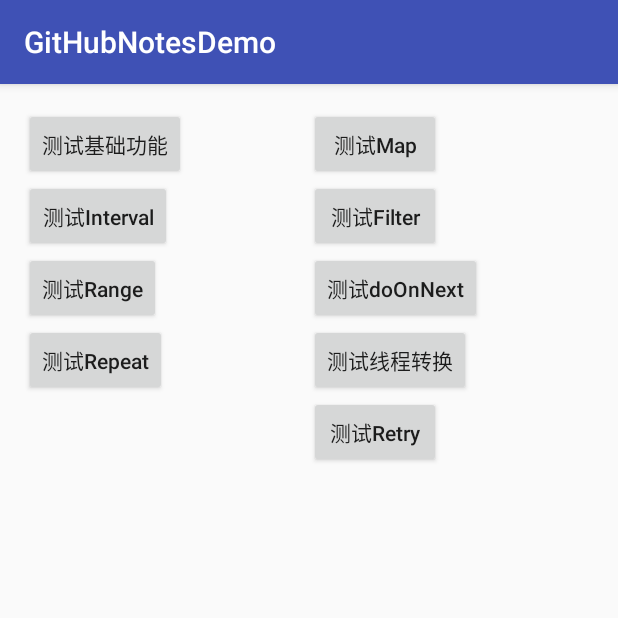
After one commit to JiaYang627/GitHubNotesDemo, an Android app: the RxJavaActivity screen opened directly, with no data from a screen before it, on a phone screen of 412 x 824 dp, the top half of it. The commit adds this screen. Run offline under Robolectric (Android 15) with nearby library versions, the phone set to English and light mode, and no system bars; libraries missing offline, so code that uses them is left out: rx.android.schedulers, rx.functions, rx.schedulers.

Commit message:
Write RxJava

```diff
--- a/app/build.gradle
+++ b/app/build.gradle
@@ -28,4 +28,7 @@ dependencies {
     compile 'com.android.support:appcompat-v7:25.3.1'
     testCompile 'junit:junit:4.12'
     compile 'com.android.support:cardview-v7:25.3.1'
+
+    compile 'io.reactivex:rxjava:1.2.0'
+    compile 'io.reactivex:rxandroid:1.2.1'
 }
--- a/app/src/main/AndroidManifest.xml
+++ b/app/src/main/AndroidManifest.xml
@@ -30,6 +30,10 @@
         <activity
             android:name=".Notification.NotificationActivity"
             android:screenOrientation="portrait"/>
+
+        <activity
+            android:name=".RxJava.RxJavaActivity"
+            android:screenOrientation="portrait"/>
     </application>
 
 </manifest>
--- a/app/src/main/java/com/jiayang/githubnotesdemo/MainActivity.java
+++ b/app/src/main/java/com/jiayang/githubnotesdemo/MainActivity.java
@@ -10,6 +10,7 @@ import com.jiayang.commonlibs.commonListAdapter.BaseAdapterHelper;
 import com.jiayang.commonlibs.commonListAdapter.QuickAdapter;
 import com.jiayang.githubnotesdemo.CardView.CardViewActivity;
 import com.jiayang.githubnotesdemo.Notification.NotificationActivity;
+import com.jiayang.githubnotesdemo.RxJava.RxJavaActivity;
 
 import java.util.ArrayList;
 import java.util.List;
@@ -17,7 +18,7 @@ import java.util.List;
 public class MainActivity extends AppCompatActivity {
 
     private ListView mListView;
-    private String[] strings = new String[]{"CardView" ,"Notification"};
+    private String[] strings = new String[]{"CardView" ,"Notification" ,"RxJava"};
     private QuickAdapter<Model> mAdapter;
     private List<Model> mStringList = new ArrayList<>();
 
@@ -61,6 +62,9 @@ public class MainActivity extends AppCompatActivity {
                             case 1:
                                 goToActivity(NotificationActivity.class);
                                 break;
+                            case 2:
+                                goToActivity(RxJavaActivity.class);
+                                break;
                             default:
                                 break;
                         }
--- /dev/null
+++ b/app/src/main/java/com/jiayang/githubnotesdemo/RxJava/RxJavaActivity.java
@@ -0,0 +1,233 @@
+package com.jiayang.githubnotesdemo.RxJava;
+
+import android.os.Bundle;
+import android.support.annotation.Nullable;
+import android.support.v7.app.AppCompatActivity;
+import android.util.Log;
+import android.view.View;
+
+import com.jiayang.githubnotesdemo.R;
+
+import java.util.concurrent.TimeUnit;
+
+import rx.Observable;
+import rx.Observer;
+import rx.Subscriber;
+import rx.android.schedulers.AndroidSchedulers;
+import rx.functions.Action1;
+import rx.functions.Func1;
+import rx.schedulers.Schedulers;
+
+/**
+ * Created by 张 奎 on 2017-11-17 12:02.
+ */
+
+public class RxJavaActivity extends AppCompatActivity {
+    private String TAG = "RxJavaActivity";
+    @Override
+    protected void onCreate(@Nullable Bundle savedInstanceState) {
+        super.onCreate(savedInstanceState);
+        setContentView(R.layout.activity_rxjava);
+    }
+
+    // 基础实现
+    public void testFoundation(View view) {
+        // 创建Observable(被观察者)
+        Observable<String> observable = Observable.create(new Observable.OnSubscribe<String>() {
+            @Override
+            public void call(Subscriber<? super String> subscriber) {
+                subscriber.onNext("张三");
+                subscriber.onNext("李四");
+                subscriber.onCompleted();
+            }
+        });
+
+
+        // 创建Observer(观察者)
+        Subscriber<String> subscriber = new Subscriber<String>() {
+            @Override
+            public void onStart() {
+                Log.e(TAG, "onStart");
+            }
+
+            @Override
+            public void onCompleted() {
+                Log.e(TAG, "onCompleted");
+            }
+
+            @Override
+            public void onError(Throwable e) {
+                Log.e(TAG, "onError");
+            }
+
+            @Override
+            public void onNext(String s) {
+                Log.e(TAG, "onNext" + s);
+            }
+        };
+
+        observable.subscribe(subscriber);
+
+    }
+
+    // 测试Interval
+    public void testInterval(View view) {
+        Observable.interval(3, TimeUnit.SECONDS)
+                .subscribe(new Action1<Long>() {
+                    @Override
+                    public void call(Long aLong) {
+                        Log.e(TAG, "interval:" + aLong.intValue());
+                    }
+                });
+    }
+
+    // 测试Range
+    public void testRange(View view) {
+        Observable.range(0, 5)
+                .subscribe(new Action1<Integer>() {
+                    @Override
+                    public void call(Integer integer) {
+                        Log.e(TAG, "range:" + integer.intValue());
+                    }
+                });
+    }
+
+    // 测试Repeat
+    public void testRepeat(View view) {
+        Observable.range(0, 3)
+                .repeat(2)
+                .subscribe(new Action1<Integer>() {
+                    @Override
+                    public void call(Integer integer) {
+                        Log.e(TAG, "repeat:" + integer.intValue());
+                    }
+                });
+    }
+
+    // 测试Map
+    public void testMap(View view) {
+        final String host = "https://github.com/";
+        Observable.create(new Observable.OnSubscribe<String>() {
+            @Override
+            public void call(Subscriber<? super String> subscriber) {
+
+                subscriber.onNext("JiaYang627");
+            }
+        }).map(new Func1<String, String>() {
+            @Override
+            public String call(String s) {
+                return host + s;
+            }
+        }).subscribe(new Action1<String>() {
+            @Override
+            public void call(String s) {
+                Log.e(TAG, "map:" + s);
+            }
+        });
+    }
+
+    // 测试Filter
+    public void testFilter(View view) {
+        Observable.create(new Observable.OnSubscribe<Integer>() {
+            @Override
+            public void call(Subscriber<? super Integer> subscriber) {
+                subscriber.onNext(1);
+                subscriber.onNext(2);
+                subscriber.onNext(3);
+                subscriber.onNext(4);
+
+            }
+        }).filter(new Func1<Integer, Boolean>() {
+            @Override
+            public Boolean call(Integer integer) {
+                return integer > 2;
+            }
+        }).subscribe(new Action1<Integer>() {
+            @Override
+            public void call(Integer integer) {
+                Log.e(TAG, "filter:" + integer);
+            }
+        });
+    }
+
+
+    // 测试doOnNext
+    public void testDoOnNext(View view) {
+        Observable.create(new Observable.OnSubscribe<Integer>() {
+            @Override
+            public void call(Subscriber<? super Integer> subscriber) {
+                subscriber.onNext(1);
+                subscriber.onNext(2);
+            }
+        }).doOnNext(new Action1<Integer>() {
+            @Override
+            public void call(Integer integer) {
+                Log.e(TAG, "doOnNext:" + integer);
+            }
+        }).subscribe(new Subscriber<Integer>() {
+            @Override
+            public void onCompleted() {
+
+            }
+
+            @Override
+            public void onError(Throwable e) {
+
+            }
+
+            @Override
+            public void onNext(Integer integer) {
+                Log.e(TAG, "subscribe_onNext:" + integer);
+            }
+        });
+    }
+
+    // 测试 SubscribeOn和ObserveOn
+    public void testSubscribeAndObserve(View view) {
+        Observable.create(new Observable.OnSubscribe<Integer>() {
+            @Override
+            public void call(Subscriber<? super Integer> subscriber) {
+                Log.e(TAG, "Observable:" + Thread.currentThread().getName());
+                subscriber.onNext(1);
+            }
+        }).subscribeOn(Schedulers.io())
+          .observeOn(AndroidSchedulers.mainThread())
+          .subscribe(new Action1<Integer>() {
+              @Override
+              public void call(Integer integer) {
+                  Log.e(TAG, "Observer:" + Thread.currentThread().getName());
+              }
+          });
+    }
+
+    public void testRetry(View view) {
+        Observable.create(new Observable.OnSubscribe<Integer>() {
+            @Override
+            public void call(Subscriber<? super Integer> subscriber) {
+                for (int i =0 ; i < 5 ; i ++) {
+                    if (i == 1) {
+                        subscriber.onError(new Throwable("Throwable"));
+                    } else {
+                        subscriber.onNext(i);
+                    }
+                }
+            }
+        }).retry(2)
+          .subscribe(new Subscriber<Integer>() {
+              @Override
+              public void onCompleted() {
+                  Log.e(TAG, "onCompleted");
+              }
+
+              @Override
+              public void onError(Throwable e) {
+                  Log.e(TAG, "onError:" + e.getMessage());
+              }
+
+              @Override
+              public void onNext(Integer integer) {
+                  Log.e(TAG, "onNext:" + integer);
+              }
+          });
+    }
+}
--- /dev/null
+++ b/app/src/main/res/layout/activity_rxjava.xml
@@ -0,0 +1,102 @@
+<?xml version="1.0" encoding="utf-8"?>
+<LinearLayout
+    xmlns:android="http://schemas.android.com/apk/res/android"
+    xmlns:tools="http://schemas.android.com/tools"
+    android:id="@+id/activity_main"
+    android:layout_width="match_parent"
+    android:layout_height="match_parent"
+    android:orientation="horizontal"
+    android:paddingBottom="@dimen/activity_vertical_margin"
+    android:paddingLeft="@dimen/activity_horizontal_margin"
+    android:paddingRight="@dimen/activity_horizontal_margin"
+    android:paddingTop="@dimen/activity_vertical_margin"
+    >
+
+    <LinearLayout
+        android:layout_width="0dp"
+        android:layout_height="match_parent"
+        android:layout_weight="1"
+        android:orientation="vertical">
+
+        <Button
+            android:id="@+id/foundation"
+            android:layout_width="wrap_content"
+            android:layout_height="wrap_content"
+            android:onClick="testFoundation"
+            android:text="测试基础功能"/>
+
+        <Button
+            android:id="@+id/interval"
+            android:layout_width="wrap_content"
+            android:layout_height="wrap_content"
+            android:onClick="testInterval"
+            android:text="测试Interval"
+            android:textAllCaps="false"/>
+
+
+        <Button
+            android:id="@+id/range"
+            android:layout_width="wrap_content"
+            android:layout_height="wrap_content"
+            android:onClick="testRange"
+            android:text="测试Range"
+            android:textAllCaps="false"/>
+
+        <Button
+            android:id="@+id/repeat"
+            android:layout_width="wrap_content"
+            android:layout_height="wrap_content"
+            android:onClick="testRepeat"
+            android:text="测试Repeat"
+            android:textAllCaps="false"/>
+    </LinearLayout>
+
+    <LinearLayout
+        android:layout_width="0dp"
+        android:layout_height="match_parent"
+        android:layout_weight="1"
+        android:orientation="vertical">
+
+        <Button
+            android:id="@+id/map"
+            android:layout_width="wrap_content"
+            android:layout_height="wrap_content"
+            android:onClick="testMap"
+            android:text="测试Map"
+            android:textAllCaps="false"/>
+
+        <Button
+            android:id="@+id/filter"
+            android:layout_width="wrap_content"
+            android:layout_height="wrap_content"
+            android:onClick="testFilter"
+            android:text="测试Filter"
+            android:textAllCaps="false"/>
+
+        <Button
+            android:id="@+id/doOnNext"
+            android:layout_width="wrap_content"
+            android:layout_height="wrap_content"
+            android:onClick="testDoOnNext"
+            android:text="测试doOnNext"
+            android:textAllCaps="false"/>
+
+        <Button
+            android:id="@+id/subscribeOnAndObserveOn"
+            android:layout_width="wrap_content"
+            android:layout_height="wrap_content"
+            android:onClick="testSubscribeAndObserve"
+            android:text="测试线程转换"
+            android:textAllCaps="false"/>
+
+        <Button
+            android:id="@+id/retry"
+            android:layout_width="wrap_content"
+            android:layout_height="wrap_content"
+            android:onClick="testRetry"
+            android:text="测试Retry"
+            android:textAllCaps="false"/>
+
+    </LinearLayout>
+
+</LinearLayout>
```
Also changed, not shown: 1 other file.
